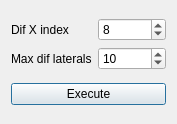
Old version of the form data/qt/PlateLocation.ui in the repository gstiebler/vision_workbench.
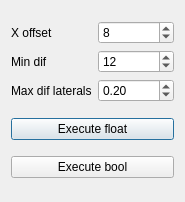
New version of the form.

Commit message: Binary points on plate location

```diff
--- a/data/qt/PlateLocation.ui
+++ b/data/qt/PlateLocation.ui
@@ -6,8 +6,8 @@
    <rect>
     <x>0</x>
     <y>0</y>
-    <width>177</width>
-    <height>124</height>
+    <width>185</width>
+    <height>202</height>
    </rect>
   </property>
   <property name="windowTitle">
@@ -19,24 +19,27 @@
      <item row="0" column="0">
       <widget class="QLabel" name="label_2">
        <property name="text">
-        <string>Dif X index</string>
+        <string>X offset</string>
        </property>
       </widget>
      </item>
-     <item row="1" column="1">
-      <widget class="QSpinBox" name="maxDifSpin">
-       <property name="value">
-        <number>10</number>
-       </property>
-      </widget>
-     </item>
-     <item row="1" column="0">
+     <item row="2" column="0">
       <widget class="QLabel" name="label">
        <property name="text">
         <string>Max dif laterals</string>
        </property>
       </widget>
      </item>
+     <item row="2" column="1">
+      <widget class="QDoubleSpinBox" name="maxDifLateralsProp">
+       <property name="singleStep">
+        <double>0.010000000000000</double>
+       </property>
+       <property name="value">
+        <double>0.200000000000000</double>
+       </property>
+      </widget>
+     </item>
      <item row="0" column="1">
       <widget class="QSpinBox" name="difXSpin">
        <property name="minimum">
@@ -47,12 +50,36 @@
        </property>
       </widget>
      </item>
+     <item row="1" column="0">
+      <widget class="QLabel" name="label_3">
+       <property name="text">
+        <string>Min dif</string>
+       </property>
+      </widget>
+     </item>
+     <item row="1" column="1">
+      <widget class="QSpinBox" name="minDifSpin">
+       <property name="minimum">
+        <number>1</number>
+       </property>
+       <property name="value">
+        <number>12</number>
+       </property>
+      </widget>
+     </item>
     </layout>
    </item>
    <item>
     <widget class="QPushButton" name="executeButton">
      <property name="text">
-      <string>Execute</string>
+      <string>Execute float</string>
+     </property>
+    </widget>
+   </item>
+   <item>
+    <widget class="QPushButton" name="executeBoolButton">
+     <property name="text">
+      <string>Execute bool</string>
      </property>
     </widget>
    </item>
```
Left out of the diff: 4 changed lines with no effect on the pictures. The commit also changes 4 other files.
